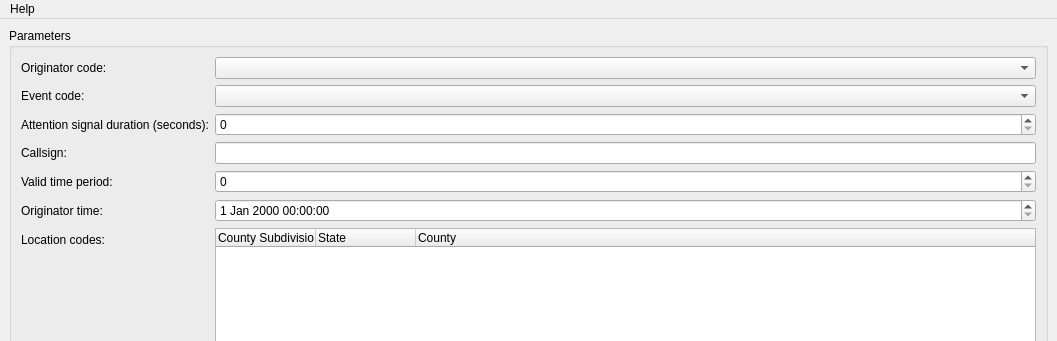
Before: the Qt Designer form src/frontend/qt/views/main_window.ui in mcroddev/SAMEthing, drawn with Qt 5; both pictures show x 0 to 1057 and y 0 to 341 of the 1057 by 940 pixel window.
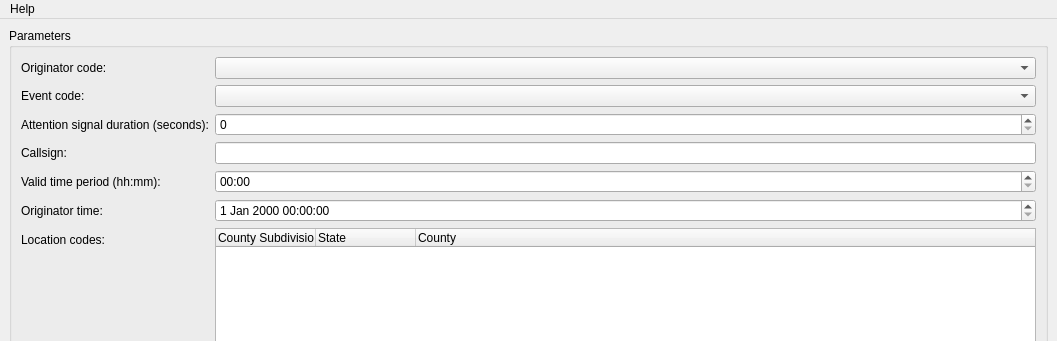
After: the same form once the commit is applied. Custom widgets are drawn as their Qt base class.

Patch:
```diff
--- a/src/frontend/qt/views/main_window.ui
+++ b/src/frontend/qt/views/main_window.ui
@@ -64,13 +64,10 @@
        <item row="4" column="0">
         <widget class="QLabel" name="label_7">
          <property name="text">
-          <string>Valid time period:</string>
+          <string>Valid time period (hh:mm):</string>
          </property>
         </widget>
        </item>
-       <item row="4" column="1">
-        <widget class="QSpinBox" name="valid_time_period_"/>
-       </item>
        <item row="5" column="0">
         <widget class="QLabel" name="label_8">
          <property name="text">
@@ -107,6 +104,13 @@
          </column>
         </widget>
        </item>
+       <item row="4" column="1">
+        <widget class="ValidTimePeriodWidget" name="valid_time_period_">
+         <property name="displayFormat">
+          <string>hh:mm</string>
+         </property>
+        </widget>
+       </item>
       </layout>
      </widget>
     </item>
@@ -214,6 +218,13 @@
    </property>
   </action>
  </widget>
+ <customwidgets>
+  <customwidget>
+   <class>ValidTimePeriodWidget</class>
+   <extends>QTimeEdit</extends>
+   <header>widgets/valid_time_period_spinbox.h</header>
+  </customwidget>
+ </customwidgets>
  <resources/>
  <connections/>
 </ui>
```
